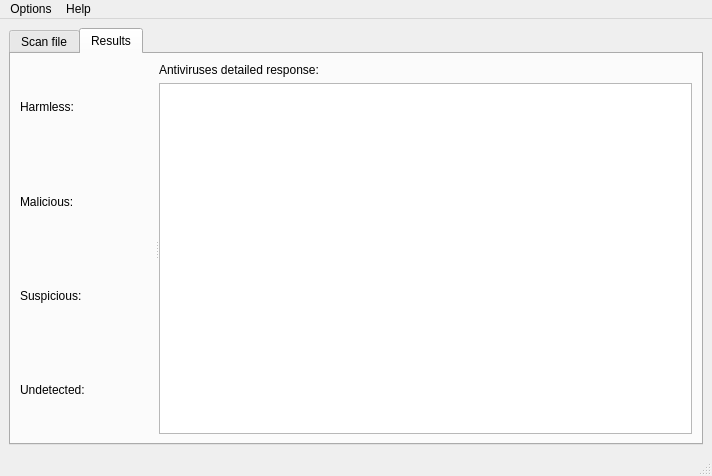
Old version of the form gui/gui.ui in the repository Laikos38/ADS-TP-Seguridad.
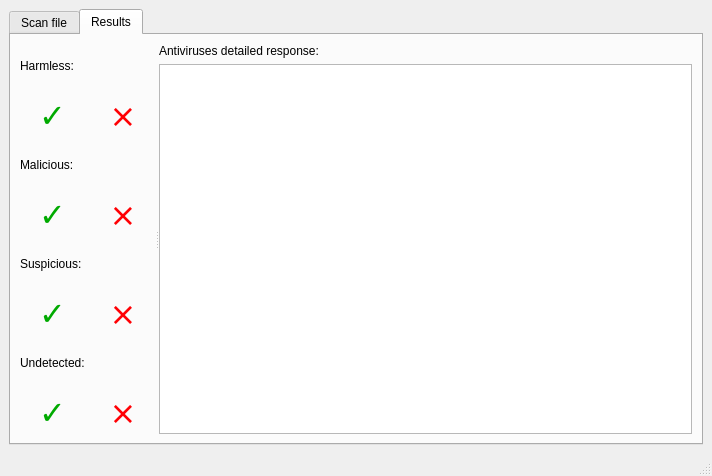
New version of the form. The open tabs and pages were chosen to show the change. Icons and pictures are not drawn.

What changed in the file:
```diff
--- a/gui/gui.ui
+++ b/gui/gui.ui
@@ -47,6 +47,19 @@
           </property>
          </spacer>
         </item>
+        <item>
+         <widget class="QLabel" name="label_2">
+          <property name="text">
+           <string/>
+          </property>
+          <property name="pixmap">
+           <pixmap>vt-enterprise_chico.png</pixmap>
+          </property>
+          <property name="alignment">
+           <set>Qt::AlignCenter</set>
+          </property>
+         </widget>
+        </item>
         <item>
          <layout class="QHBoxLayout" name="horizontalLayout">
           <item>
@@ -211,14 +224,55 @@
           <widget class="QWidget" name="verticalLayoutWidget">
            <layout class="QVBoxLayout" name="verticalLayout_3">
             <item>
-             <widget class="QLabel" name="label_2">
+             <widget class="QLabel" name="harmlessLbl">
               <property name="text">
                <string>Harmless:</string>
               </property>
              </widget>
             </item>
             <item>
-             <layout class="QHBoxLayout" name="horizontalLayout_6"/>
+             <layout class="QHBoxLayout" name="horizontalLayout_6">
+              <item>
+               <widget class="QLabel" name="checkHarmlessLbl">
+                <property name="font">
+                 <font>
+                  <pointsize>24</pointsize>
+                  <weight>50</weight>
+                  <bold>false</bold>
+                 </font>
+                </property>
+                <property name="styleSheet">
+                 <string notr="true">color: rgb(0, 170, 0);</string>
+                </property>
+                <property name="text">
+                 <string>✓</string>
+                </property>
+                <property name="alignment">
+                 <set>Qt::AlignCenter</set>
+                </property>
+               </widget>
+              </item>
+              <item>
+               <widget class="QLabel" name="crossHarmlessLbl">
+                <property name="font">
+                 <font>
+                  <pointsize>24</pointsize>
+                  <weight>50</weight>
+                  <bold>false</bold>
+                 </font>
+                </property>
+                <property name="styleSheet">
+                 <string notr="true">color: rgb(255, 0, 4);</string>
+                </property>
+                <property name="text">
+                 <string>⨯</string>
+                </property>
+                <property name="alignment">
+                 <set>Qt::AlignCenter</set>
+                </property>
+               </widget>
+              </item>
+             </layout>
             </item>
             <item>
              <widget class="QLabel" name="label_3">
@@ -228,7 +282,44 @@
              </widget>
             </item>
             <item>
-             <layout class="QHBoxLayout" name="horizontalLayout_7"/>
+             <layout class="QHBoxLayout" name="horizontalLayout_7">
+              <item>
+               <widget class="QLabel" name="checkMaliciousLbl">
+                <property name="font">
+                 <font>
+                  <pointsize>24</pointsize>
+                 </font>
+                </property>
+                <property name="styleSheet">
+                 <string notr="true">color: rgb(0, 170, 0);</string>
+                </property>
+                <property name="text">
+                 <string>✓</string>
+                </property>
+                <property name="alignment">
+                 <set>Qt::AlignCenter</set>
+                </property>
+               </widget>
+              </item>
+              <item>
+               <widget class="QLabel" name="crossMaliciousLbl">
+                <property name="font">
+                 <font>
+                  <pointsize>24</pointsize>
+                 </font>
+                </property>
+                <property name="styleSheet">
+                 <string notr="true">color: rgb(255, 0, 4);</string>
+                </property>
+                <property name="text">
+                 <string>⨯</string>
+                </property>
+                <property name="alignment">
+                 <set>Qt::AlignCenter</set>
+                </property>
+               </widget>
+              </item>
+             </layout>
             </item>
             <item>
              <widget class="QLabel" name="label_4">
@@ -238,7 +329,44 @@
              </widget>
             </item>
             <item>
-             <layout class="QHBoxLayout" name="horizontalLayout_8"/>
+             <layout class="QHBoxLayout" name="horizontalLayout_8">
+              <item>
+               <widget class="QLabel" name="checkSuspiciousLbl">
+                <property name="font">
+                 <font>
+                  <pointsize>24</pointsize>
+                 </font>
+                </property>
+                <property name="styleSheet">
+                 <string notr="true">color: rgb(0, 170, 0);</string>
+                </property>
+                <property name="text">
+                 <string>✓</string>
+                </property>
+                <property name="alignment">
+                 <set>Qt::AlignCenter</set>
+                </property>
+               </widget>
+              </item>
+              <item>
+               <widget class="QLabel" name="crossSuspiciousLbl">
+                <property name="font">
+                 <font>
+                  <pointsize>24</pointsize>
+                 </font>
+                </property>
+                <property name="styleSheet">
+                 <string notr="true">color: rgb(255, 0, 4);</string>
+                </property>
+                <property name="text">
+                 <string>⨯</string>
+                </property>
+                <property name="alignment">
+                 <set>Qt::AlignCenter</set>
+                </property>
+               </widget>
+              </item>
+             </layout>
             </item>
             <item>
              <widget class="QLabel" name="label_6">
@@ -248,7 +376,44 @@
              </widget>
             </item>
             <item>
-             <layout class="QHBoxLayout" name="horizontalLayout_9"/>
+             <layout class="QHBoxLayout" name="horizontalLayout_9">
+              <item>
+               <widget class="QLabel" name="checkUndetectedLbl">
+                <property name="font">
+                 <font>
+                  <pointsize>24</pointsize>
+                 </font>
+                </property>
+                <property name="styleSheet">
+                 <string notr="true">color: rgb(0, 170, 0);</string>
+                </property>
+                <property name="text">
+                 <string>✓</string>
+                </property>
+                <property name="alignment">
+                 <set>Qt::AlignCenter</set>
+                </property>
+               </widget>
+              </item>
+              <item>
+               <widget class="QLabel" name="crossUndetectedLbl">
+                <property name="font">
+                 <font>
+                  <pointsize>24</pointsize>
+                 </font>
+                </property>
+                <property name="styleSheet">
+                 <string notr="true">color: rgb(255, 0, 4);</string>
+                </property>
+                <property name="text">
+                 <string>⨯</string>
+                </property>
+                <property name="alignment">
+                 <set>Qt::AlignCenter</set>
+                </property>
+               </widget>
+              </item>
+             </layout>
             </item>
            </layout>
           </widget>
@@ -263,6 +428,11 @@
             </item>
             <item>
              <widget class="QPlainTextEdit" name="resultsTe">
+              <property name="font">
+               <font>
+                <pointsize>12</pointsize>
+               </font>
+              </property>
               <property name="readOnly">
                <bool>true</bool>
               </property>
@@ -278,30 +448,6 @@
     </item>
    </layout>
   </widget>
-  <widget class="QMenuBar" name="menubar">
-   <property name="geometry">
-    <rect>
-     <x>0</x>
-     <y>0</y>
-     <width>712</width>
-     <height>30</height>
-    </rect>
-   </property>
-   <widget class="QMenu" name="menuOpciones">
-    <property name="title">
-     <string>Options</string>
-    </property>
-    <addaction name="actionExit"/>
-   </widget>
-   <widget class="QMenu" name="menuAyuda">
-    <property name="title">
-     <string>Help</string>
-    </property>
-    <addaction name="actionAcerca_de"/>
-   </widget>
-   <addaction name="menuOpciones"/>
-   <addaction name="menuAyuda"/>
-  </widget>
   <widget class="QStatusBar" name="statusbar">
    <property name="font">
     <font>
```
Left out of the diff: 13 changed lines with no effect on the pictures.
